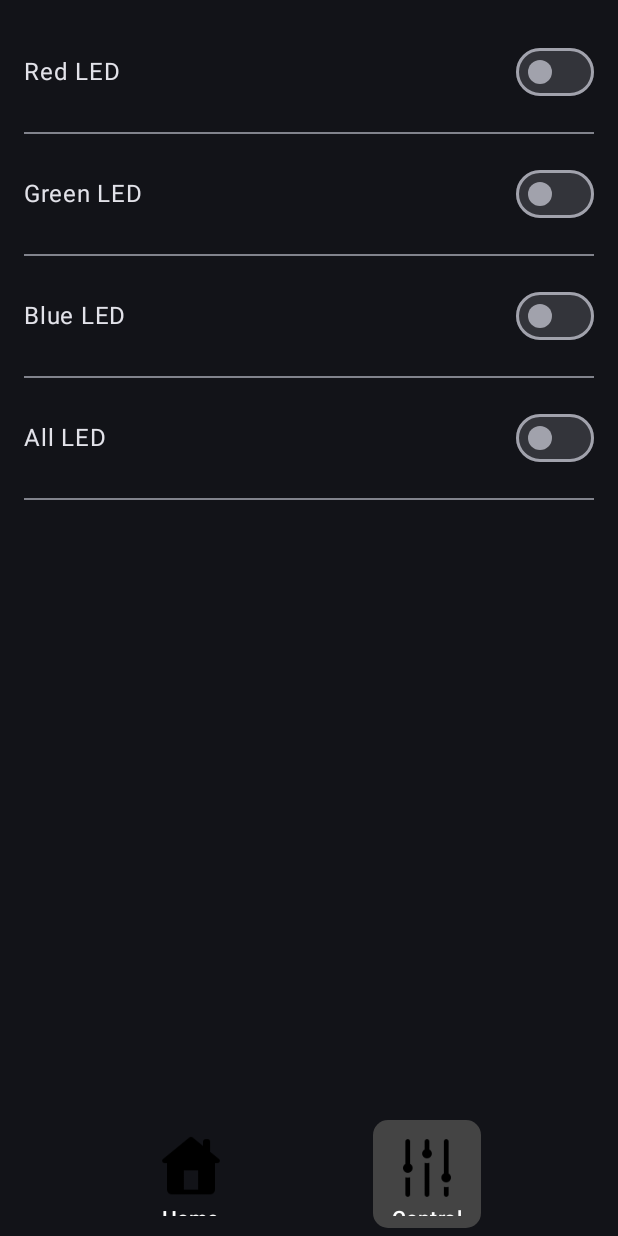
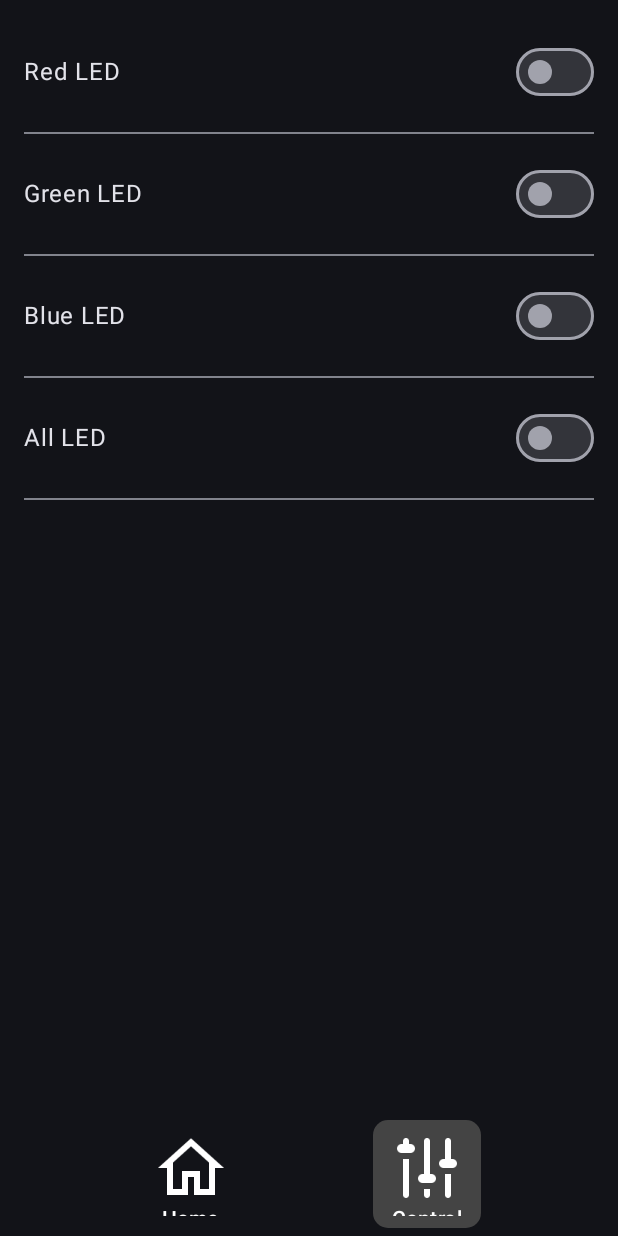
Before and after one commit to Sciencewolf/szakdolgozat-app, an Android app built with Jetpack Compose: the Control screen opened through its navigation route, on a phone screen of 412 x 824 dp. Run offline under Robolectric (Android 15) with nearby library versions, the phone set to English and light mode, and no system bars; libraries missing offline, so code that uses them is left out: io.github.jan.supabase.

Commit message:
fix: issue with icons,

```diff
--- a/app/src/main/java/com/sciencewolf/szakdolgozat/NavBarComponent.kt
+++ b/app/src/main/java/com/sciencewolf/szakdolgozat/NavBarComponent.kt
@@ -2,7 +2,6 @@ package com.sciencewolf.szakdolgozat
 
 import androidx.compose.foundation.Image
 import androidx.compose.foundation.background
-import androidx.compose.foundation.border
 import androidx.compose.foundation.layout.Arrangement
 import androidx.compose.foundation.layout.Column
 import androidx.compose.foundation.layout.Row
@@ -22,7 +21,6 @@ import androidx.compose.ui.res.painterResource
 import androidx.compose.ui.unit.dp
 import androidx.navigation.NavController
 import com.sciencewolf.szakdolgozat.routing.FOCUS_ON
-import com.sciencewolf.szakdolgozat.R
 
 open class NavBarComponent {
 
@@ -57,41 +55,41 @@ open class NavBarComponent {
     }
 
     @Composable
-    fun HomeElement(navController: NavController) {
-        ItemUnit(
+    private fun HomeElement(navController: NavController) {
+        Content(
             navController = navController,
-            imageId = R.drawable.icons8_home_90,
+            imageId = R.drawable.icons8_home_96,
             text = "Home",
             isNavigate = false
         )
 
-        ItemUnit(
+        Content(
             navController = navController,
-            imageId = R.drawable.icons8_control_90,
+            imageId = R.drawable.icons8_control_96,
             text = "Control",
             isNavigate = true
         )
     }
 
     @Composable
-    fun ControlElement(navController: NavController) {
-        ItemUnit(
+    private fun ControlElement(navController: NavController) {
+        Content(
             navController = navController,
-            imageId = R.drawable.icons8_home_90,
+            imageId = R.drawable.icons8_home_96,
             text = "Home",
             isNavigate = true
         )
 
-        ItemUnit(
+        Content(
             navController = navController,
-            imageId = R.drawable.icons8_control_90,
+            imageId = R.drawable.icons8_control_96,
             text = "Control",
             isNavigate = false
         )
     }
 
     @Composable
-    private fun ItemUnit(
+    private fun Content(
         navController: NavController,
         imageId: Int,
         text: String,
@@ -108,20 +106,6 @@ open class NavBarComponent {
             shape = RoundedCornerShape(10.dp),
             modifier = Modifier.size(width = size, height = size)
         ) {
-            Content(
-                imageId = imageId,
-                imageContentDesc = text,
-                text = text
-            )
-        }
-    }
-
-    @Composable
-    private fun Content(
-        imageId: Int,
-        imageContentDesc: String,
-        text: String
-    ) {
             Column(
                 verticalArrangement = Arrangement.Center,
                 horizontalAlignment = Alignment.CenterHorizontally
@@ -130,7 +114,7 @@ open class NavBarComponent {
                     painter = painterResource(
                         id = imageId
                     ),
-                contentDescription = "$imageContentDesc icon"
+                    contentDescription = "$text icon"
                 )
                 Text(
                     text = text,
@@ -139,3 +123,4 @@ open class NavBarComponent {
             }
         }
     }
+}
--- a/app/src/main/java/com/sciencewolf/szakdolgozat/components/homecomponents/GetVersionComponent.kt
+++ b/app/src/main/java/com/sciencewolf/szakdolgozat/components/homecomponents/GetVersionComponent.kt
@@ -59,7 +59,7 @@ class GetVersionComponent {
                 key = {data -> data.id}
             ) { data ->
                 version = data.v
-                Text(text = version)
+                Text(text = "v${version}")
                 Divider()
             }
         }
--- a/gradle/libs.versions.toml
+++ b/gradle/libs.versions.toml
@@ -1,5 +1,5 @@
 [versions]
-agp = "8.4.2"
+agp = "8.5.0"
 kotlin = "1.9.0"
 coreKtx = "1.10.1"
 junit = "4.13.2"
```
Also changed, not shown: app/src/main/java/com/sciencewolf/szakdolgozat/pages/HomePage.kt (+9 -6 lines), app/src/main/icon_control-playstore.png (added), app/src/main/icon_home-playstore.png (added), app/src/main/res/drawable-nodpi/icons8_alps_480.png (deleted), app/src/main/res/drawable-nodpi/icons8_control_90.png (deleted), app/src/main/res/drawable-nodpi/icons8_control_96.png (added), app/src/main/res/drawable-nodpi/icons8_dark_theme_90.png (deleted), app/src/main/res/drawable-nodpi/icons8_home_90.png (deleted), app/src/main/res/drawable-nodpi/icons8_home_96.png (added), app/src/main/res/drawable-nodpi/icons8_hot_500.png (deleted), app/src/main/res/drawable-nodpi/icons8_hum_500.png (deleted), app/src/main/res/drawable-nodpi/icons8_image_90.png (deleted), app/src/main/res/drawable-nodpi/icons8_light_theme_90.png (deleted), app/src/main/res/drawable-nodpi/icons8_male_user_100.png (deleted). Lines whose indentation alone changed are shown as unchanged.
